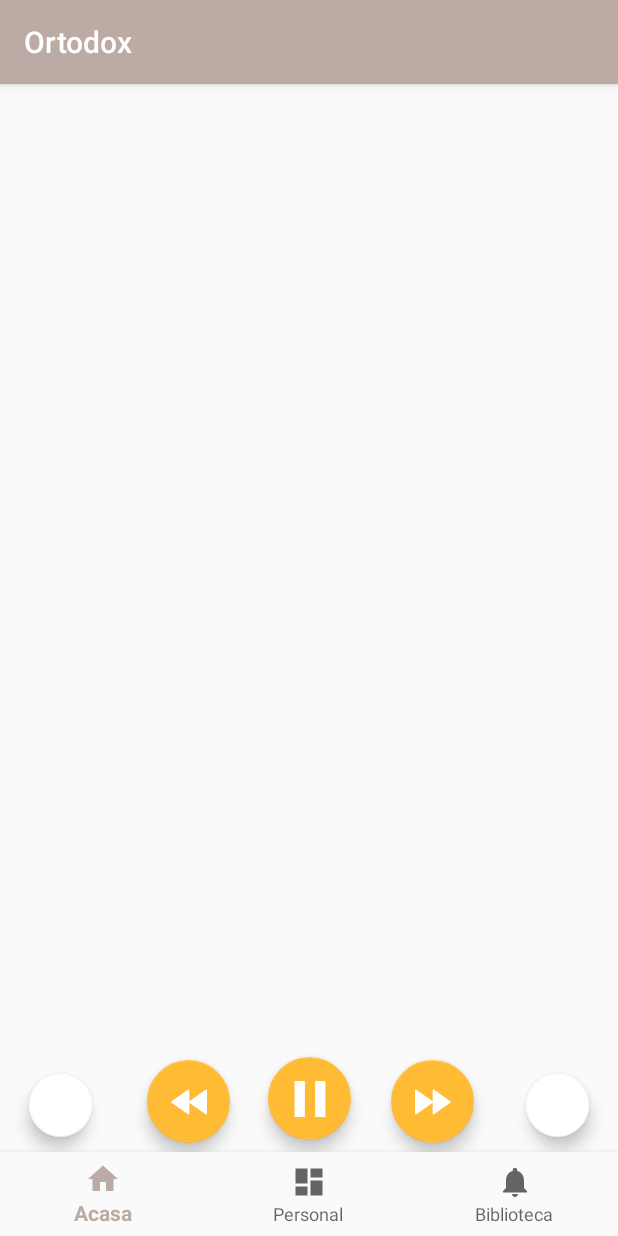
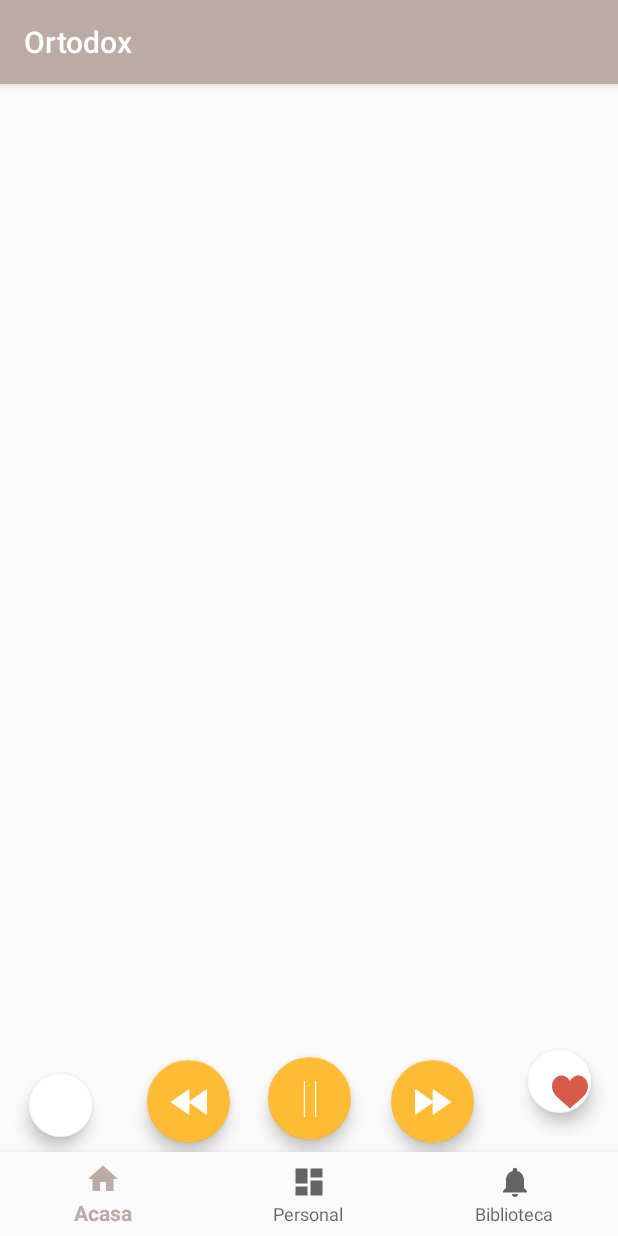
Before and after one commit to georgesirbu/Ortodox, an Android app: the screen it shows after launch (MainActivity), after a tap on an icon or button, on a phone screen of 412 x 824 dp. Run offline under Robolectric (Android 15) with nearby library versions, the phone set to English and light mode, and no system bars; 2 statements that could not run were skipped.

Commit message:
Merge emanuel in george

```diff
--- a/app/src/main/java/com/georgesirbu/ortodox/MainActivity.java
+++ b/app/src/main/java/com/georgesirbu/ortodox/MainActivity.java
@@ -47,7 +47,6 @@ public class MainActivity extends AppCompatActivity {
     public String webCategorii = "/Ortodox/categorii/";
     public String webListe = "/Ortodox/liste/";
     public String webMedia = "";
-
     public String listaMedia="";
     public String linkListaMedia = webhosting + webListe +"acatiste.lst";
 
@@ -141,7 +140,7 @@ public class MainActivity extends AppCompatActivity {
 
         mButtonSx.setImageResource(R.drawable.fastbackward);
         mButtonDx.setImageResource(R.drawable.fastforward);
-        mButtonPlay.setImageResource(R.drawable.playarrow);
+        mButtonPlay.setImageResource(R.drawable.playbutton);
 
 
         // Get the application context
@@ -173,7 +172,7 @@ public class MainActivity extends AppCompatActivity {
                 }
 
 
-                mButtonPlay.setImageResource(R.drawable.playarrow);
+                mButtonPlay.setImageResource(R.drawable.playbutton);
                 played = false;
 
 
@@ -321,7 +320,7 @@ public class MainActivity extends AppCompatActivity {
                                     @Override
                                     public void onCompletion(MediaPlayer mediaPlayer) {
                                         //Toast.makeText(mContext,"End",Toast.LENGTH_SHORT).show();
-                                        mButtonPlay.setImageResource(R.drawable.playarrow);
+                                        mButtonPlay.setImageResource(R.drawable.playbutton);
                                         played = false;
                                         mButtonSx.performClick();
                                     }
@@ -334,7 +333,7 @@ public class MainActivity extends AppCompatActivity {
                                     progressDialog.dismiss();
                                 }
                                 mPlayer.start();
-                                mButtonPlay.setImageResource(R.drawable.pausebutton);
+                                mButtonPlay.setImageResource(R.drawable.pause);
                                 ultimoLink = selectedLink;
                                 played = true;
                                 skiped = false;
@@ -354,7 +353,7 @@ public class MainActivity extends AppCompatActivity {
 
                     }
 
-                    mButtonPlay.setImageResource(R.drawable.pausebutton);
+                    mButtonPlay.setImageResource(R.drawable.pause);
                     ultimoLink = selectedLink;
                     played = true;
                     skiped = false;
@@ -362,7 +361,7 @@ public class MainActivity extends AppCompatActivity {
                 }else
                 {
                     mPlayer.pause();
-                    mButtonPlay.setImageResource(R.drawable.playarrow);
+                    mButtonPlay.setImageResource(R.drawable.playbutton);
                     played = false;
                     skiped = false;
                 }
--- /dev/null
+++ b/app/src/main/res/drawable/ic_like.xml
@@ -0,0 +1,4 @@
+<vector android:height="24dp" android:viewportHeight="50"
+    android:viewportWidth="50" android:width="24dp" xmlns:android="http://schemas.android.com/apk/res/android">
+    <path android:fillColor="#D75A4A" android:pathData="M24.85,10.126c2.018,-4.783 6.628,-8.125 11.99,-8.125c7.223,0 12.425,6.179 13.079,13.543c0,0 0.353,1.828 -0.424,5.119c-1.058,4.482 -3.545,8.464 -6.898,11.503L24.85,48L7.402,32.165c-3.353,-3.038 -5.84,-7.021 -6.898,-11.503c-0.777,-3.291 -0.424,-5.119 -0.424,-5.119C0.734,8.179 5.936,2 13.159,2C18.522,2 22.832,5.343 24.85,10.126z"/>
+</vector>
--- a/app/src/main/res/layout/activity_main.xml
+++ b/app/src/main/res/layout/activity_main.xml
@@ -13,20 +13,22 @@
         android:layout_height="45dp"
         android:layout_marginStart="4dp"
         android:layout_marginLeft="4dp"
-        android:layout_marginEnd="10dp"
-        android:layout_marginRight="10dp"
-        android:layout_marginBottom="10dp"
-        android:background="@android:drawable/ic_media_play"
+        android:layout_marginBottom="8dp"
+        android:adjustViewBounds="false"
+        android:background="@drawable/like"
         android:clickable="true"
         android:focusable="true"
         android:foregroundGravity="center_vertical|center_horizontal"
+        android:scaleType="fitXY"
         android:visibility="visible"
         app:backgroundTint="@android:color/background_light"
         app:layout_constraintBottom_toTopOf="@+id/navigation"
         app:layout_constraintEnd_toEndOf="parent"
-        app:layout_constraintHorizontal_bias="0.924"
+        app:layout_constraintHorizontal_bias="0.944"
         app:layout_constraintStart_toEndOf="@+id/btnplay"
-        app:rippleColor="@android:color/holo_orange_light" />
+        app:rippleColor="@android:color/holo_orange_light"
+        app:srcCompat="@drawable/ic_like"
+        app:useCompatPadding="true" />
 
     <android.support.design.widget.FloatingActionButton
         android:id="@+id/btnsx2"
@@ -104,7 +106,6 @@
         android:layout_marginEnd="8dp"
         android:layout_marginRight="8dp"
         android:layout_marginBottom="8dp"
-        android:background="@android:drawable/ic_media_play"
         android:clickable="true"
         android:focusable="true"
         android:foregroundGravity="center_vertical|center_horizontal"
@@ -117,14 +118,13 @@
 
     <android.support.design.widget.FloatingActionButton
         android:id="@+id/btnsx"
-        android:layout_width="64dp"
-        android:layout_height="55dp"
+        android:layout_width="55dp"
+        android:layout_height="57dp"
         android:layout_marginStart="8dp"
         android:layout_marginLeft="8dp"
         android:layout_marginEnd="8dp"
         android:layout_marginRight="8dp"
         android:layout_marginBottom="6dp"
-        android:background="@android:drawable/ic_media_play"
         android:clickable="true"
         android:focusable="true"
         android:foregroundGravity="center_vertical|center_horizontal"
@@ -145,7 +145,6 @@
         android:layout_marginEnd="8dp"
         android:layout_marginRight="8dp"
         android:layout_marginBottom="6dp"
-        android:background="@android:drawable/ic_media_play"
         android:clickable="true"
         android:focusable="true"
         android:foregroundGravity="center_vertical|center_horizontal"
@@ -155,6 +154,7 @@
         app:layout_constraintEnd_toEndOf="parent"
         app:layout_constraintHorizontal_bias="0.172"
         app:layout_constraintStart_toEndOf="@+id/btnplay"
-        app:rippleColor="@android:color/holo_orange_dark" />
+        app:rippleColor="@android:color/holo_orange_dark"
+        tools:background="@drawable/next" />
 
 </android.support.constraint.ConstraintLayout>
```
Also changed, not shown: app/src/main/res/drawable/back.png (added), app/src/main/res/drawable/categoria.png (added), app/src/main/res/drawable/like.png (added), app/src/main/res/drawable/music.png (added), app/src/main/res/drawable/next.png (added), app/src/main/res/drawable/pause.png (added), app/src/main/res/drawable/playbutton.png (added).
